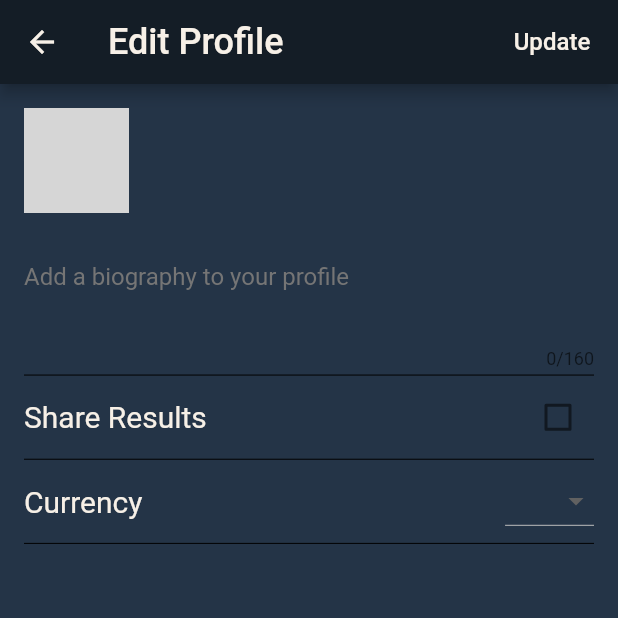
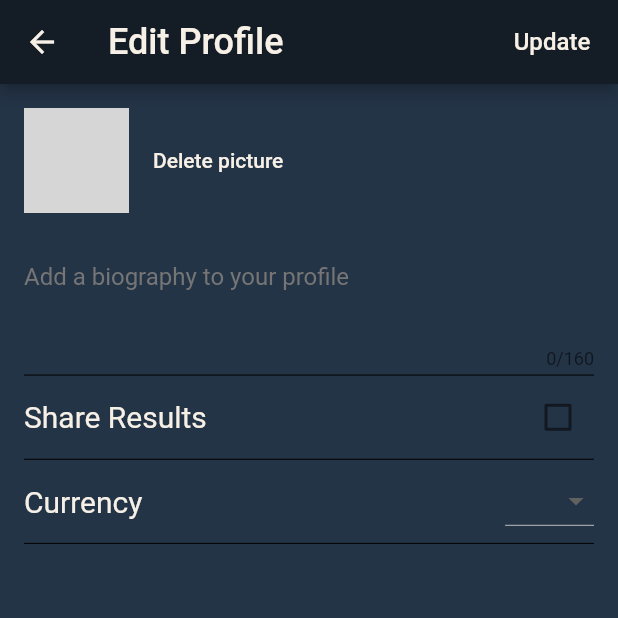
Before and after one commit to ulrikhaaland/skininthegame, a Flutter app: the ProfilePage screen opened directly with empty values, after a tap on the "settings" icon, on a phone screen of 412 x 824 dp, the top half of it. Run offline on Flutter 3.47's test engine with Material 2 defaults, Android fonts, the light colour scheme and no system bars; our stand-ins replace cached_network_image, charts_flutter, cloud_firestore, firebase_auth, firebase_messaging, firebase_storage and 3 more; missing offline and left inert: flutter_inapp_purchase, launch_review; accounts and stored records are empty; grey boxes are pictures that could not be loaded.

Commit message:
delete profilepic

```diff
--- a/lib/pages/profile/profile_page.dart
+++ b/lib/pages/profile/profile_page.dart
@@ -319,8 +319,7 @@ class ProfilePageState extends State<ProfilePage>
         backgroundImage: FileImage(widget.user.image),
         backgroundColor: Colors.grey[600],
       );
-    }
-    if (userProfile.profilePicURL == null) {
+    } else if (userProfile.profilePicURL == null) {
       return new CircleAvatar(
         radius: 35,
         child: Icon(
--- a/lib/pages/profile/profile_page_settings.dart
+++ b/lib/pages/profile/profile_page_settings.dart
@@ -54,6 +54,7 @@ class ProfileSettingsPageState extends State<ProfileSettingsPage>
   void initState() {
     super.initState();
     userFound = true;
+    _image = widget.user.image;
   }
 
   void loadImage() async {
@@ -106,6 +107,8 @@ class ProfileSettingsPageState extends State<ProfileSettingsPage>
                 Padding(
                   padding: EdgeInsets.only(top: 16),
                 ),
+                new Row(
+                  children: <Widget>[
                     new Align(
                       alignment: Alignment.centerLeft,
                       child: new Padding(
@@ -116,6 +119,10 @@ class ProfileSettingsPageState extends State<ProfileSettingsPage>
                         ),
                       ),
                     ),
+                    deleteImage(),
+                  ],
+                ),
+
                 new Container(
                   // color: UIData.darkest,
                   child: ListTile(
@@ -256,6 +263,27 @@ class ProfileSettingsPageState extends State<ProfileSettingsPage>
     );
   }
 
+  Widget deleteImage() {
+    if (widget.user.profilePicURL != null) {
+      return new FlatButton(
+        color: UIData.dark,
+        child: new Text(
+          "Delete picture",
+          style: new TextStyle(color: UIData.blackOrWhite),
+        ),
+        onPressed: () {
+          setState(() {
+            ProfilePicture().deleteFile(widget.user.id);
+            widget.user.profilePicURL = null;
+            widget.user.image = null;
+          });
+        },
+      );
+    } else {
+      return Container();
+    }
+  }
+
   void postData() async {
     if (validateAndSave()) {
       widget.setBGSize();
@@ -311,8 +339,7 @@ class ProfileSettingsPageState extends State<ProfileSettingsPage>
         backgroundImage: FileImage(_image),
         backgroundColor: Colors.grey[600],
       );
-    }
-    if (widget.user.profilePicURL == null) {
+    } else if (widget.user.profilePicURL == null) {
       return new CircleAvatar(
         radius: 35,
         child: Icon(Icons.add_a_photo),
--- a/lib/utils/ProfilePic.dart
+++ b/lib/utils/ProfilePic.dart
@@ -19,4 +19,9 @@ class ProfilePicture {
     var ref = FirebaseStorage.instance.ref().child(uid).getDownloadURL();
     return ref;
   }
+
+  Future<Null> deleteFile(String fileName) async {
+    final StorageReference ref = FirebaseStorage.instance.ref().child(fileName);
+    await ref.delete();
+  }
 }
```
Also changed, not shown: lib/pages/group/group_pages/tournament/tournamentPages/tournament_player_page.dart (+8 -0 lines). Lines whose indentation alone changed are shown as unchanged.
